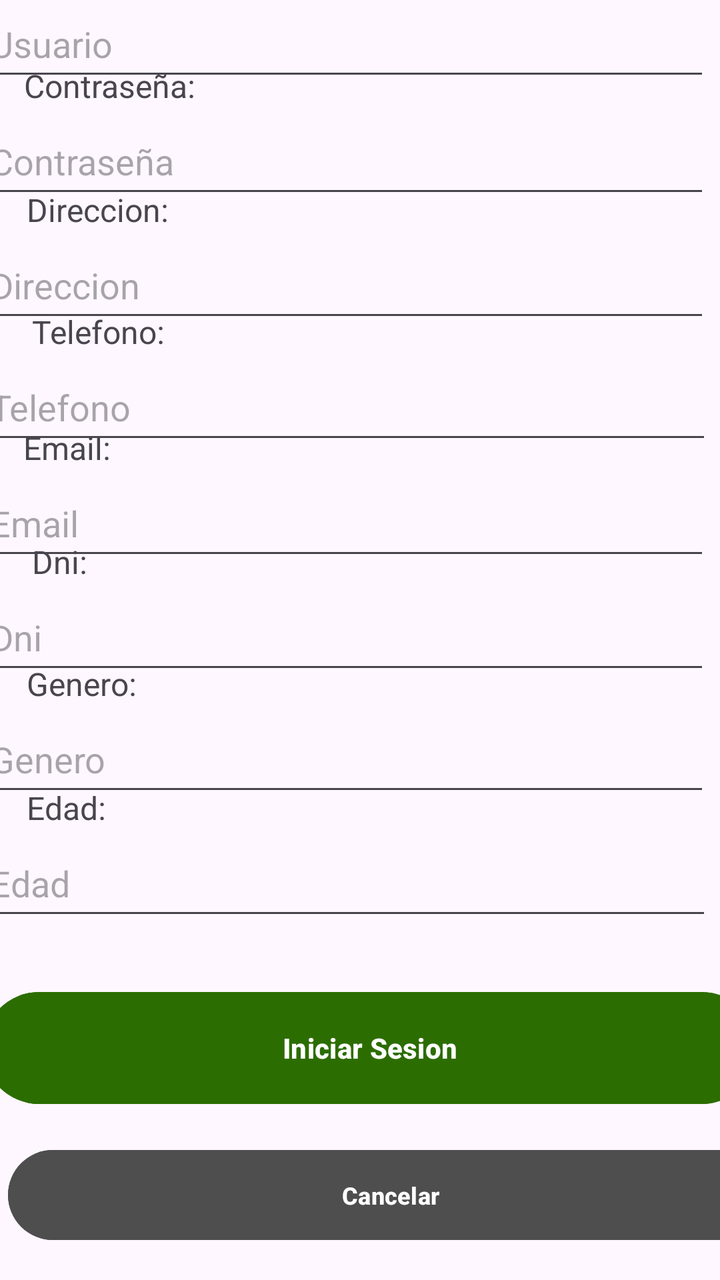
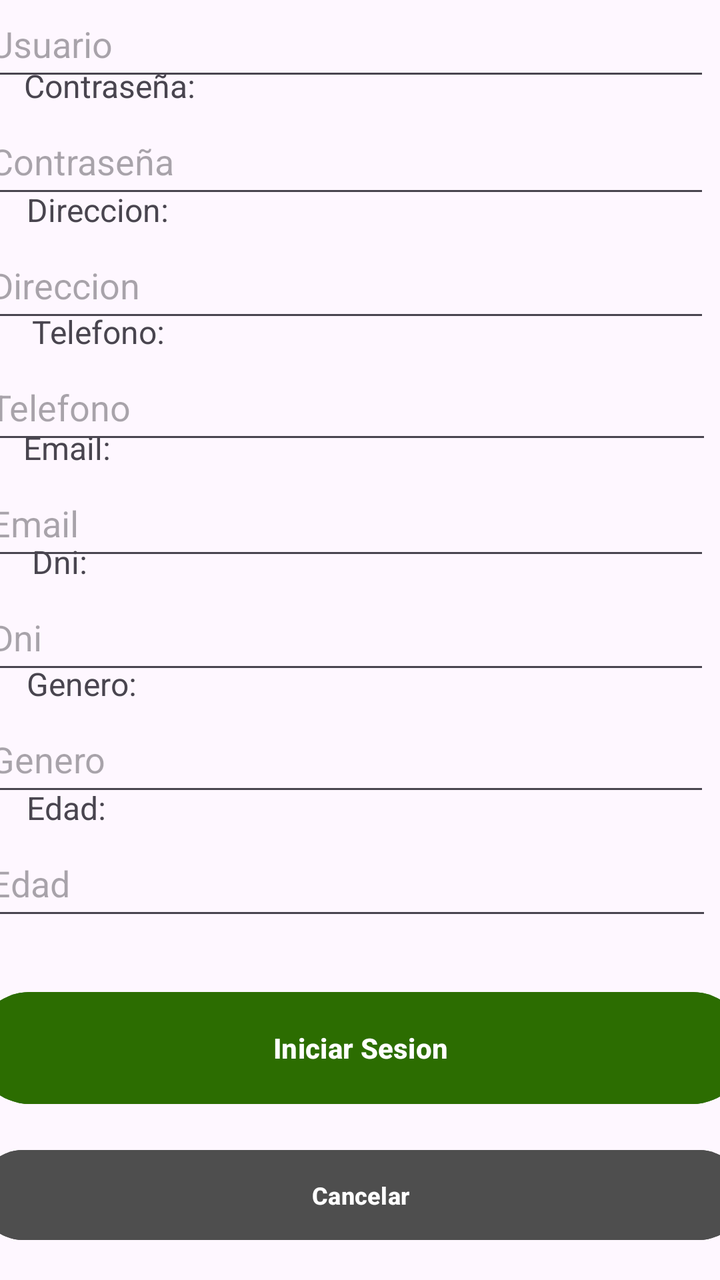

Two renders of the same Android screen: before a commit and after it. Below are the layout's source before the change and the commit's diff.
<!-- AndroidManifest.xml: application theme Theme.MobilesVC -->
<!-- res/layout/register_view.xml -->
<?xml version="1.0" encoding="utf-8"?>
<androidx.constraintlayout.widget.ConstraintLayout xmlns:android="http://schemas.android.com/apk/res/android"
    xmlns:app="http://schemas.android.com/apk/res-auto"
    xmlns:tools="http://schemas.android.com/tools"
    android:layout_width="match_parent"
    android:layout_height="match_parent">

    <TextView
        android:id="@+id/textView45"
        android:layout_width="100dp"
        android:layout_height="22dp"
        android:text="Edad:"
        android:textSize="16sp"
        app:layout_constraintBottom_toTopOf="@+id/vEdadRegister"
        app:layout_constraintEnd_toEndOf="parent"
        app:layout_constraintHorizontal_bias="0.051"
        app:layout_constraintStart_toStartOf="parent" />

    <TextView
        android:id="@+id/textView44"
        android:layout_width="100dp"
        android:layout_height="22dp"
        android:text="Genero:"
        android:textSize="16sp"
        app:layout_constraintBottom_toTopOf="@+id/vGeneroRegister"
        app:layout_constraintEnd_toEndOf="parent"
        app:layout_constraintHorizontal_bias="0.051"
        app:layout_constraintStart_toStartOf="parent" />

    <TextView
        android:id="@+id/textView43"
        android:layout_width="100dp"
        android:layout_height="22dp"
        android:text="Dni:"
        android:textSize="16sp"
        app:layout_constraintBottom_toTopOf="@+id/vDniRegister"
        app:layout_constraintEnd_toEndOf="parent"
        app:layout_constraintHorizontal_bias="0.061"
        app:layout_constraintStart_toStartOf="parent" />

    <TextView
        android:id="@+id/textView42"
        android:layout_width="100dp"
        android:layout_height="22dp"
        android:text="Email:"
        android:textSize="16sp"
        app:layout_constraintBottom_toTopOf="@+id/vEmailRegister"
        app:layout_constraintEnd_toEndOf="parent"
        app:layout_constraintHorizontal_bias="0.045"
        app:layout_constraintStart_toStartOf="parent" />

    <TextView
        android:id="@+id/textView41"
        android:layout_width="100dp"
        android:layout_height="22dp"
        android:text="Telefono:"
        android:textSize="16sp"
        app:layout_constraintBottom_toTopOf="@+id/vTelefonoRegister"
        app:layout_constraintEnd_toEndOf="parent"
        app:layout_constraintHorizontal_bias="0.061"
        app:layout_constraintStart_toStartOf="parent" />

    <TextView
        android:id="@+id/textView40"
        android:layout_width="100dp"
        android:layout_height="22dp"
        android:text="Direccion:"
        android:textSize="16sp"
        app:layout_constraintBottom_toTopOf="@+id/vDireccionRegister"
        app:layout_constraintEnd_toEndOf="parent"
        app:layout_constraintHorizontal_bias="0.051"
        app:layout_constraintStart_toStartOf="parent" />

    <TextView
        android:id="@+id/textView39"
        android:layout_width="100dp"
        android:layout_height="22dp"
        android:text="Contraseña:"
        android:textSize="16sp"
        app:layout_constraintBottom_toTopOf="@+id/vPasswordRegister"
        app:layout_constraintEnd_toEndOf="parent"
        app:layout_constraintHorizontal_bias="0.046"
        app:layout_constraintStart_toStartOf="parent" />

    <TextView
        android:id="@+id/textView24"
        android:layout_width="65dp"
        android:layout_height="22dp"
        android:text="Nombre:"
        android:textSize="16sp"
        app:layout_constraintBottom_toTopOf="@+id/vNombreRegister"
        app:layout_constraintEnd_toEndOf="parent"
        app:layout_constraintHorizontal_bias="0.046"
        app:layout_constraintStart_toStartOf="parent" />

    <com.google.android.material.textfield.TextInputEditText
        android:id="@+id/vGeneroRegister"
        android:layout_width="364dp"
        android:layout_height="50dp"
        android:layout_marginStart="16dp"
        android:layout_marginEnd="31dp"
        android:layout_marginBottom="12dp"
        android:hint="Genero"
        app:layout_constraintBottom_toTopOf="@+id/vEdadRegister"
        app:layout_constraintEnd_toEndOf="parent"
        app:layout_constraintStart_toStartOf="parent" />

    <com.google.android.material.textfield.TextInputEditText
        android:id="@+id/vDniRegister"
        android:layout_width="364dp"
        android:layout_height="50dp"
        android:layout_marginStart="16dp"
        android:layout_marginEnd="31dp"
        android:layout_marginBottom="11dp"
        android:hint="Dni"
        app:layout_constraintBottom_toTopOf="@+id/vGeneroRegister"
        app:layout_constraintEnd_toEndOf="parent"
        app:layout_constraintStart_toStartOf="parent" />

    <Button
        android:id="@+id/vVolverRegister"
        android:layout_width="383dp"
        android:layout_height="53dp"
        android:layout_marginHorizontal="24dp"
        android:layout_marginTop="8dp"
        android:layout_marginBottom="16dp"
        android:backgroundTint="#4E4E4E"
        android:paddingVertical="10dp"
        android:text="Cancelar"
        android:textSize="12sp"
        android:textStyle="bold"
        android:visibility="visible"
        app:layout_constraintBottom_toBottomOf="parent"
        app:layout_constraintEnd_toEndOf="parent"
        app:layout_constraintHorizontal_bias="0.285"
        app:layout_constraintStart_toStartOf="parent" />

    <Button
        android:id="@+id/vCrearUsuario"
        android:layout_width="387dp"
        android:layout_height="64dp"
        android:layout_marginTop="48dp"
        android:layout_marginBottom="84dp"
        android:backgroundTint="#2C6D01"
        android:paddingVertical="14dp"
        android:text="Iniciar Sesion"
        android:textStyle="bold"
        app:layout_constraintBottom_toBottomOf="parent"
        app:layout_constraintEnd_toEndOf="parent"
        app:layout_constraintHorizontal_bias="0.333"
        app:layout_constraintStart_toStartOf="parent" />

    <com.google.android.material.textfield.TextInputEditText
        android:id="@+id/vEmailRegister"
        android:layout_width="364dp"
        android:layout_height="50dp"
        android:layout_marginStart="16dp"
        android:layout_marginEnd="31dp"
        android:layout_marginBottom="7dp"
        android:hint="Email"
        app:layout_constraintBottom_toTopOf="@+id/vDniRegister"
        app:layout_constraintEnd_toEndOf="parent"
        app:layout_constraintStart_toStartOf="parent" />

    <com.google.android.material.textfield.TextInputEditText
        android:id="@+id/vDireccionRegister"
        android:layout_width="364dp"
        android:layout_height="50dp"
        android:layout_marginStart="16dp"
        android:layout_marginEnd="31dp"
        android:layout_marginBottom="11dp"
        android:hint="Direccion"
        app:layout_constraintBottom_toTopOf="@+id/vTelefonoRegister"
        app:layout_constraintEnd_toEndOf="parent"
        app:layout_constraintStart_toStartOf="parent" />

    <com.google.android.material.textfield.TextInputEditText
        android:id="@+id/vPasswordRegister"
        android:layout_width="364dp"
        android:layout_height="50dp"
        android:layout_marginStart="16dp"
        android:layout_marginEnd="31dp"
        android:layout_marginBottom="12dp"
        android:hint="Contraseña"
        app:layout_constraintBottom_toTopOf="@+id/vDireccionRegister"
        app:layout_constraintEnd_toEndOf="parent"
        app:layout_constraintStart_toStartOf="parent" />

    <com.google.android.material.textfield.TextInputEditText
        android:id="@+id/vNombreRegister"
        android:layout_width="364dp"
        android:layout_height="50dp"
        android:layout_marginStart="16dp"
        android:layout_marginEnd="31dp"
        android:layout_marginBottom="9dp"
        android:hint="Usuario"
        app:layout_constraintBottom_toTopOf="@+id/vPasswordRegister"
        app:layout_constraintEnd_toEndOf="parent"
        app:layout_constraintStart_toStartOf="parent" />

    <TextView
        android:id="@+id/textView3"
        android:layout_width="wrap_content"
        android:layout_height="wrap_content"
        android:layout_marginStart="140dp"
        android:layout_marginTop="42dp"
        android:layout_marginEnd="141dp"
        android:layout_marginBottom="41dp"
        android:fontFamily="sans-serif"
        android:text="Registrarse"
        android:textColor="#000000"
        android:textStyle="bold|italic"
        app:layout_constraintBottom_toTopOf="@+id/vNombreRegister"
        app:layout_constraintEnd_toEndOf="parent"
        app:layout_constraintStart_toStartOf="parent"
        app:layout_constraintTop_toTopOf="parent"
        tools:textSize="26sp" />

    <EditText
        android:id="@+id/vTelefonoRegister"
        android:layout_width="365dp"
        android:layout_height="50dp"
        android:layout_marginStart="16dp"
        android:layout_marginEnd="30dp"
        android:layout_marginBottom="8dp"
        android:ems="10"
        android:hint="Telefono"
        android:inputType="number"
        app:layout_constraintBottom_toTopOf="@+id/vEmailRegister"
        app:layout_constraintEnd_toEndOf="parent"
        app:layout_constraintStart_toStartOf="parent" />

    <EditText
        android:id="@+id/vEdadRegister"
        android:layout_width="365dp"
        android:layout_height="50dp"
        android:layout_marginStart="16dp"
        android:layout_marginEnd="30dp"
        android:layout_marginBottom="27dp"
        android:ems="10"
        android:hint="Edad"
        android:inputType="number"
        app:layout_constraintBottom_toTopOf="@+id/vCrearUsuario"
        app:layout_constraintEnd_toEndOf="parent"
        app:layout_constraintStart_toStartOf="parent" />
</androidx.constraintlayout.widget.ConstraintLayout>
<!-- resources referenced by this layout -->
<resources>
  <style name="Theme.MobilesVC" parent="Base.Theme.MobilesVC" />
  <style name="Base.Theme.MobilesVC" parent="Theme.Material3.DayNight.NoActionBar">
          
          
      </style>
</resources>

<!-- the commit's change to res/layout/register_view.xml (unified diff, before → after) -->
@@ -122,7 +122,6 @@
         android:layout_width="383dp"
         android:layout_height="53dp"
         android:layout_marginHorizontal="24dp"
-        android:layout_marginTop="8dp"
         android:layout_marginBottom="16dp"
         android:backgroundTint="#4E4E4E"
         android:paddingVertical="10dp"
@@ -132,14 +131,13 @@
         android:visibility="visible"
         app:layout_constraintBottom_toBottomOf="parent"
         app:layout_constraintEnd_toEndOf="parent"
-        app:layout_constraintHorizontal_bias="0.285"
+        app:layout_constraintHorizontal_bias="0.5"
         app:layout_constraintStart_toStartOf="parent" />
 
     <Button
         android:id="@+id/vCrearUsuario"
         android:layout_width="387dp"
         android:layout_height="64dp"
-        android:layout_marginTop="48dp"
         android:layout_marginBottom="84dp"
         android:backgroundTint="#2C6D01"
         android:paddingVertical="14dp"
@@ -147,7 +145,7 @@
         android:textStyle="bold"
         app:layout_constraintBottom_toBottomOf="parent"
         app:layout_constraintEnd_toEndOf="parent"
-        app:layout_constraintHorizontal_bias="0.333"
+        app:layout_constraintHorizontal_bias="0.5"
         app:layout_constraintStart_toStartOf="parent" />
 
     <com.google.android.material.textfield.TextInputEditText
